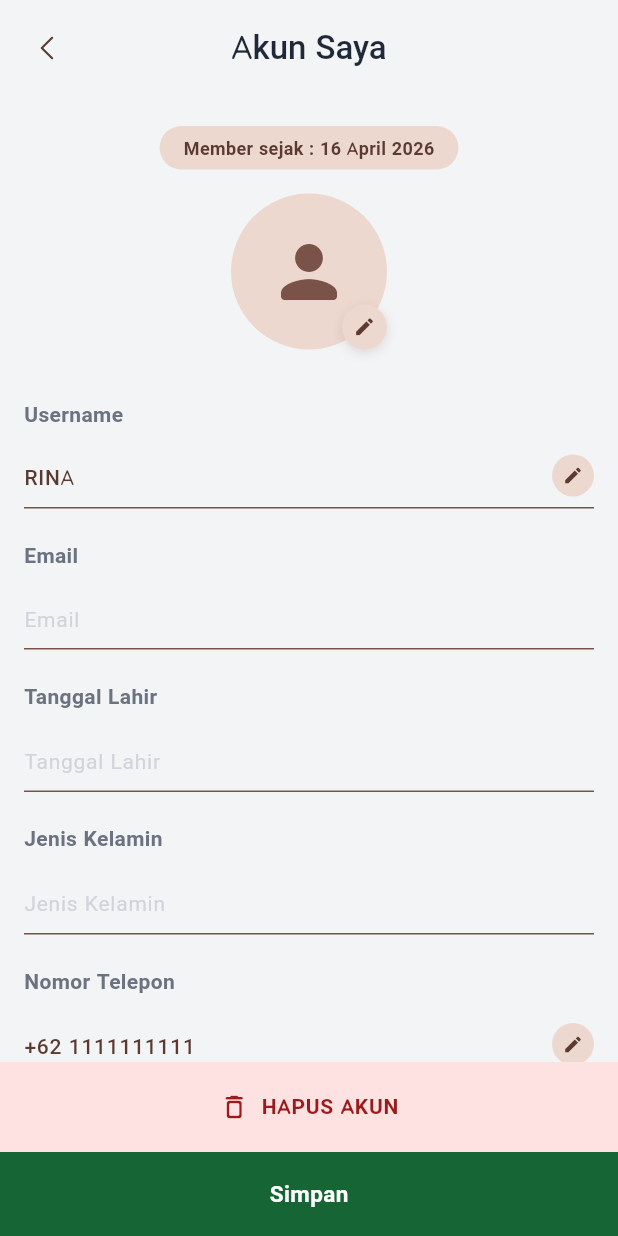
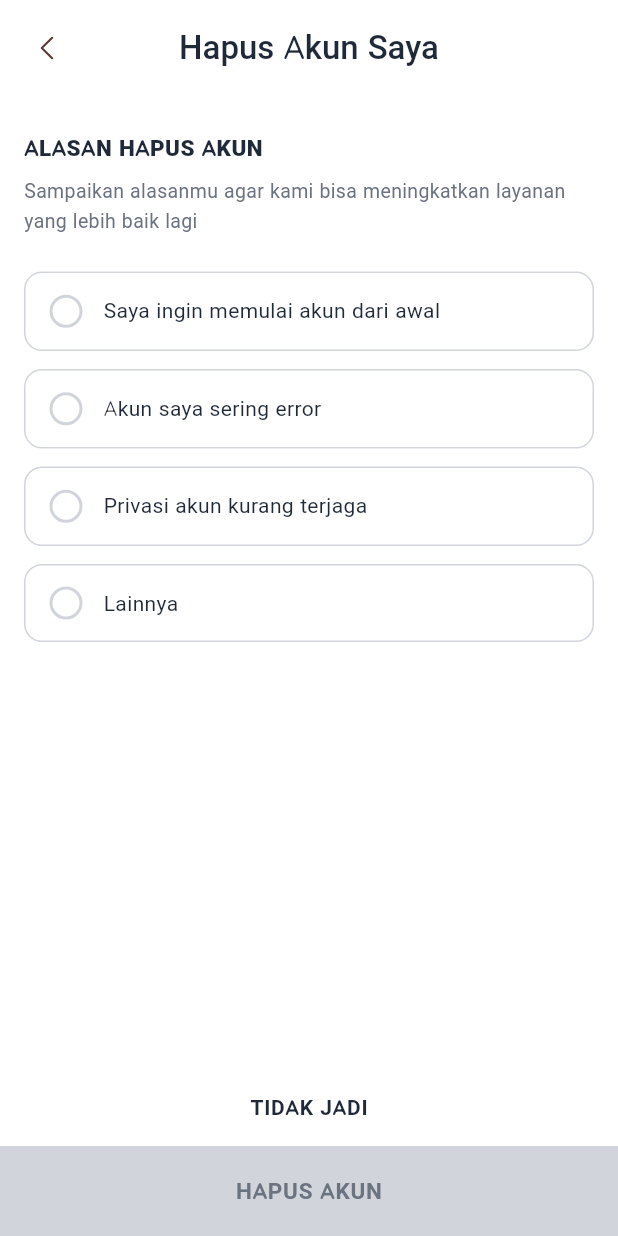
Before and after one commit to faridanaksoleh/hanas_cake, a Flutter app: the MyAccountPage screen opened by its route, after a tap on "HAPUS AKUN", on a phone screen of 412 x 824 dp. Run offline on Flutter 3.47's test engine with Material 3 defaults, Android fonts, the phone set to English and light mode, and no system bars; our stand-ins replace dartz, dio, equatable, flutter_bloc, flutter_secure_storage, flutter_svg and 2 more; accounts and stored records are empty.

Commit message:
feat(del-acc): benerin lagi text color untuk header ke primary, v.1

```diff
--- a/lib/main.dart
+++ b/lib/main.dart
@@ -12,6 +12,7 @@ import 'package:hanas_cake/domain/usecases/login_usecase.dart';
 import 'package:hanas_cake/domain/usecases/register_usecase.dart';
 import 'package:hanas_cake/presentation/blocs/auth/auth_bloc.dart';
 
+import 'package:hanas_cake/presentation/pages/delete_account_page.dart';
 import 'package:hanas_cake/presentation/pages/home_page.dart';
 import 'package:hanas_cake/presentation/pages/landing_page.dart';
 import 'package:hanas_cake/presentation/pages/login_page.dart';
@@ -82,6 +83,10 @@ class MyApp extends StatelessWidget {
           path: '/my-account',
           builder: (context, state) => const MyAccountPage(),
         ),
+        GoRoute(
+          path: '/delete-account',
+          builder: (context, state) => const DeleteAccountPage(),
+        ),
       ],
     );
 
--- /dev/null
+++ b/lib/presentation/pages/delete_account_page.dart
@@ -0,0 +1,250 @@
+import 'package:flutter/material.dart';
+import 'package:flutter_svg/flutter_svg.dart';
+import 'package:go_router/go_router.dart';
+import 'package:hanas_cake/core/core.dart';
+
+class DeleteAccountPage extends StatefulWidget {
+  const DeleteAccountPage({super.key});
+
+  @override
+  State<DeleteAccountPage> createState() => _DeleteAccountPageState();
+}
+
+class _DeleteAccountPageState extends State<DeleteAccountPage> {
+  String? selectedReason;
+  final _alasanController = TextEditingController();
+
+  final List<String> _reasons = [
+    'Saya ingin memulai akun dari awal',
+    'Akun saya sering error',
+    'Privasi akun kurang terjaga',
+    'Lainnya',
+  ];
+
+  @override
+  void dispose() {
+    _alasanController.dispose();
+    super.dispose();
+  }
+
+  // ──────────────────────────────────────────────────────────
+  // BUILD
+  // ──────────────────────────────────────────────────────────
+  @override
+  Widget build(BuildContext context) {
+    return Scaffold(
+      backgroundColor: AppColors.white,
+      appBar: _buildAppBar(),
+      bottomNavigationBar: _buildBottomButtons(),
+      body: SingleChildScrollView(
+        padding: const EdgeInsets.all(16),
+        child: Column(
+          crossAxisAlignment: CrossAxisAlignment.start,
+          children: [
+            const SpaceHeight(8),
+            // Header text
+            Text(
+              'ALASAN HAPUS AKUN',
+              style: AppTextStyles.h3.copyWith(
+                color: AppColors.textPrimary,
+                fontWeight: FontWeight.w800,
+                letterSpacing: 0.3,
+              ),
+            ),
+            const SpaceHeight(8),
+            Text(
+              'Sampaikan alasanmu agar kami bisa meningkatkan layanan yang lebih baik lagi',
+              style: AppTextStyles.bodySmall.copyWith(
+                color: AppColors.textSecondary,
+              ),
+            ),
+            const SpaceHeight(24),
+            // Reason options
+            ...(_reasons.map((reason) => Padding(
+              padding: const EdgeInsets.only(bottom: 12),
+              child: _buildReasonOption(reason),
+            ))),
+            // Conditional "Lainnya" input
+            if (selectedReason == 'Lainnya') ...[
+              const SpaceHeight(12),
+              Text(
+                'ALASAN LAINNYA',
+                style: AppTextStyles.h3.copyWith(
+                  color: AppColors.textPrimary,
+                  fontWeight: FontWeight.w800,
+                  letterSpacing: 0.3,
+                ),
+              ),
+              const SpaceHeight(12),
+              CustomTextField(
+                label: 'Alasan kamu*',
+                controller: _alasanController,
+                hintText: 'Tulis alasan kamu',
+                labelColor: AppColors.textSecondary,
+                suffixWidget: Container(
+                  width: 28,
+                  height: 28,
+                  decoration: const BoxDecoration(
+                    color: AppColors.primaryMid,
+                    shape: BoxShape.circle,
+                  ),
+                  child: const Icon(
+                    Icons.edit,
+                    size: 14,
+                    color: AppColors.primary,
+                  ),
+                ),
+              ),
+              const SpaceHeight(6),
+              Text(
+                'Pastikan alasan kamu berjumlah minimal 3 karakter',
+                style: AppTextStyles.caption.copyWith(
+                  color: AppColors.textSecondary,
+                ),
+              ),
+            ],
+          ],
+        ),
+      ),
+    );
+  }
+
+  // ──────────────────────────────────────────────────────────
+  // APP BAR
+  // ──────────────────────────────────────────────────────────
+  AppBar _buildAppBar() {
+    return AppBar(
+      backgroundColor: AppColors.white,
+      elevation: 0,
+      centerTitle: true,
+      toolbarHeight: 64,
+      leading: Padding(
+        padding: const EdgeInsets.only(left: 8),
+        child: IconButton(
+          icon: SvgPicture.asset(
+            Assets.icons.caretLeft,
+            colorFilter: const ColorFilter.mode(AppColors.primary, BlendMode.srcIn),
+            width: 22,
+            height: 22,
+          ),
+          onPressed: () {
+            if (GoRouter.of(context).canPop()) GoRouter.of(context).pop();
+          },
+        ),
+      ),
+      title: Text(
+        'Hapus Akun Saya',
+        style: AppTextStyles.display.copyWith(
+          fontSize: 22,
+          color: AppColors.textPrimary,
+        ),
+      ),
+    );
+  }
+
+  // ──────────────────────────────────────────────────────────
+  // REASON OPTION
+  // ──────────────────────────────────────────────────────────
+  Widget _buildReasonOption(String title) {
+    final isSelected = selectedReason == title;
+    return GestureDetector(
+      onTap: () => setState(() => selectedReason = title),
+      child: Container(
+        padding: const EdgeInsets.symmetric(horizontal: 16, vertical: 14),
+        decoration: BoxDecoration(
+          color: AppColors.white,
+          borderRadius: BorderRadius.circular(12),
+          border: Border.all(
+            color: isSelected ? AppColors.secondary : AppColors.border,
+            width: isSelected ? 1.5 : 1,
+          ),
+        ),
+        child: Row(
+          children: [
+            // Radio circle
+            Container(
+              width: 22,
+              height: 22,
+              decoration: BoxDecoration(
+                shape: BoxShape.circle,
+                border: Border.all(
+                  color: isSelected ? AppColors.secondary : AppColors.border,
+                  width: 2,
+                ),
+              ),
+              child: isSelected
+                  ? Center(
+                      child: Container(
+                        width: 12,
+                        height: 12,
+                        decoration: const BoxDecoration(
+                          shape: BoxShape.circle,
+                          color: AppColors.secondary,
+                        ),
+                      ),
+                    )
+                  : null,
+            ),
+            const SpaceWidth(14),
+            Expanded(
+              child: Text(
+                title,
+                style: AppTextStyles.body.copyWith(
+                  color: AppColors.textPrimary,
+                  fontWeight: isSelected ? FontWeight.w600 : FontWeight.w400,
+                ),
+              ),
+            ),
+          ],
+        ),
+      ),
+    );
+  }
+
+  // ──────────────────────────────────────────────────────────
+  // BOTTOM BUTTONS
+  // ──────────────────────────────────────────────────────────
+  Widget _buildBottomButtons() {
+    final hasSelection = selectedReason != null;
+    return Column(
+      mainAxisSize: MainAxisSize.min,
+      children: [
+        // "TIDAK JADI" text button
+        GestureDetector(
+          onTap: () {
+            if (GoRouter.of(context).canPop()) GoRouter.of(context).pop();
+          },
+          child: Padding(
+            padding: const EdgeInsets.symmetric(vertical: 14),
+            child: Text(
+              'TIDAK JADI',
+              style: AppTextStyles.body.copyWith(
+                color: AppColors.textPrimary,
+                fontWeight: FontWeight.w700,
+                letterSpacing: 0.5,
+              ),
+            ),
+          ),
+        ),
+        // "HAPUS AKUN" button — grey when no selection, red when selected
+        GestureDetector(
+          onTap: hasSelection ? () {} : null,
+          child: Container(
+            width: double.infinity,
+            height: 60,
+            color: hasSelection ? AppColors.dangerText : AppColors.border,
+            alignment: Alignment.center,
+            child: Text(
+              'HAPUS AKUN',
+              style: AppTextStyles.h3.copyWith(
+                color: hasSelection ? AppColors.white : AppColors.textSecondary,
+                fontWeight: FontWeight.w700,
+                letterSpacing: 0.5,
+              ),
+            ),
+          ),
+        ),
+      ],
+    );
+  }
+}
--- a/lib/presentation/pages/my_account_page.dart
+++ b/lib/presentation/pages/my_account_page.dart
@@ -227,7 +227,7 @@ class _MyAccountPageState extends State<MyAccountPage> {
       children: [
         // Hapus Akun
         GestureDetector(
-          onTap: () {},
+          onTap: () => GoRouter.of(context).push('/delete-account'),
           child: Container(
             width: double.infinity,
             height: 60,
```
